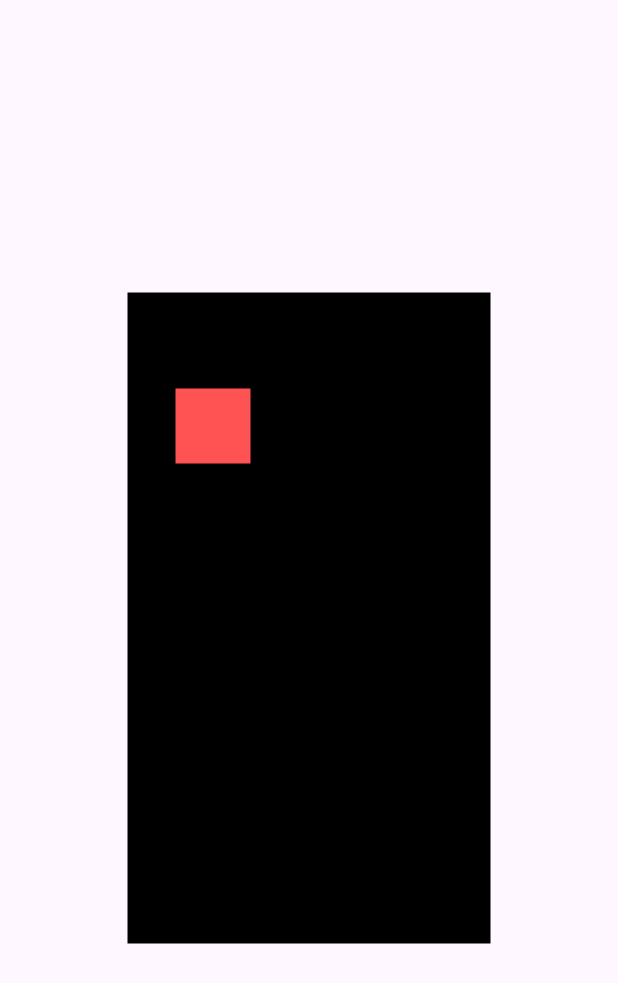
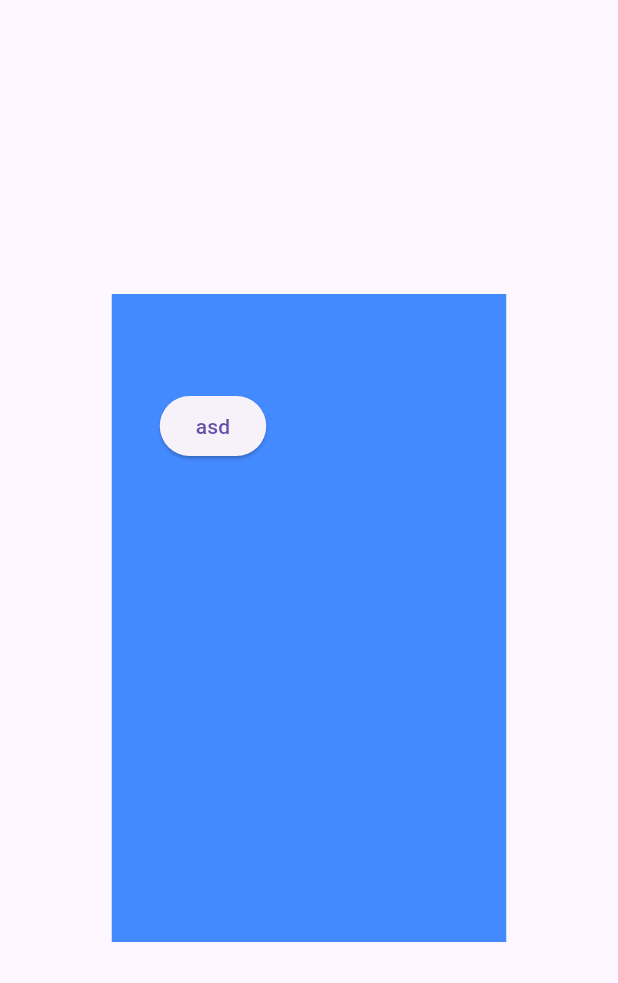
Before and after one commit to sssungsik/Flutter_practice, a Flutter app: the PaddingEx screen opened directly, on a phone screen of 412 x 824 dp. Shown: the top 983 px of the screen. Run offline on Flutter 3.47's test engine with Material 3 defaults, Android fonts, the phone set to English and light mode, and no system bars; our stand-ins replace webview_flutter.

```diff
--- a/lib/main.dart
+++ b/lib/main.dart
@@ -10,7 +10,7 @@ void main() {
   // 플러터 실행
   runApp(
     MaterialApp(
-      home: Home(),
+      home: PaddingEx(),
     )
   );
 }
--- a/lib/screen/padding.dart
+++ b/lib/screen/padding.dart
@@ -1,15 +1,26 @@
 import 'package:flutter/material.dart';
 import 'package:flutter_practice/screen/padding.dart';
 
-class PaddingEx extends StatelessWidget {
-  const PaddingEx({super.key});
+
+class PaddingEx extends StatefulWidget {
+
+  @override
+  State<PaddingEx> createState() => _PaddingExState();
+}
+
+
+class _PaddingExState extends State<PaddingEx> {
+
+  Color color = Colors.blueAccent;
+  var atext = 'asd';
 
   @override
   Widget build(BuildContext context) {
+    print('빌드');
     return Scaffold(
       body: Center(
         child: Container(
-          color: Colors.black,
+          color: color,
           child: Padding(
             padding: EdgeInsets.fromLTRB(
                 32,
@@ -17,10 +28,21 @@ class PaddingEx extends StatelessWidget {
                 160,
                 320,
             ),
-            child: Container(
-              color: Colors.redAccent,
-              width: 50,
-              height: 50,
+            child: ElevatedButton(
+              onPressed:() {
+                if(color == Colors.blueAccent) {
+                 color = Colors.redAccent;
+                 atext = '레드';
+                 print(atext);
+                } else {
+                 color = Colors.blueAccent;
+                 atext = '블루';
+                 print(atext);
+                }
+                setState(() { // 빌드를 재실행 하는 것.
+                });
+              },
+              child: Text(atext),
             ),
           ),
         ),
```
